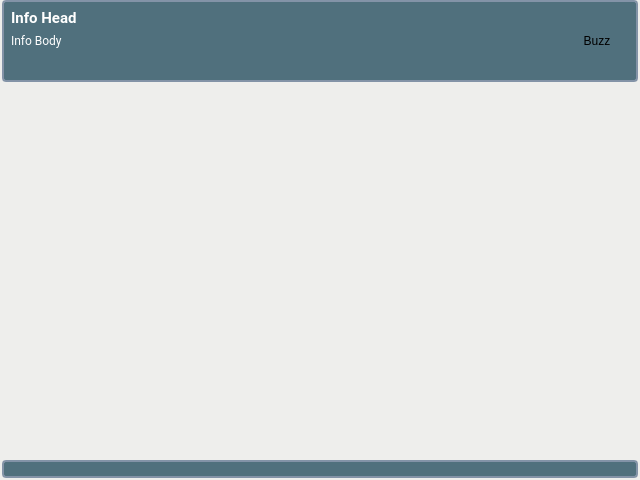
Above: src/app/gui/forms/widgetevent.ui from botorabi/Meet4Eat-Desktop before the change. Below: the same form after it.
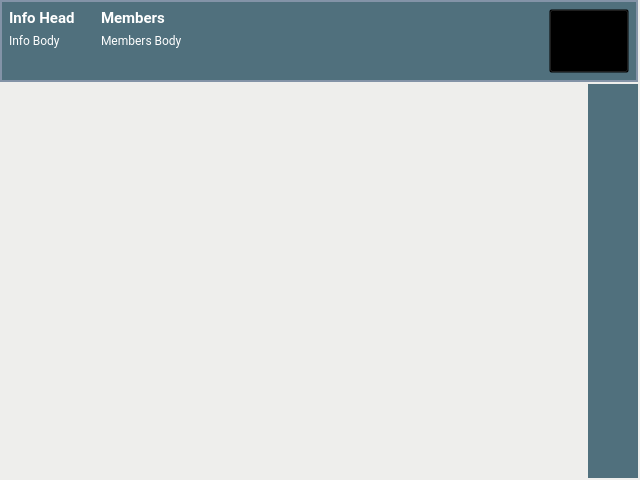
That is the form after the change. Icons and pictures are not drawn. Custom widgets are drawn as their Qt base class.

Commit message: Desktop client: added a chat widget

Diff of the .ui file:
```diff
--- a/src/app/gui/forms/widgetevent.ui
+++ b/src/app/gui/forms/widgetevent.ui
@@ -20,7 +20,7 @@
   </property>
   <layout class="QVBoxLayout" name="verticalLayout_2">
    <property name="leftMargin">
-    <number>2</number>
+    <number>0</number>
    </property>
    <property name="topMargin">
     <number>0</number>
@@ -32,12 +32,15 @@
     <number>2</number>
    </property>
    <item>
-    <layout class="QVBoxLayout" name="verticalLayout" stretch="0,1,0">
+    <layout class="QVBoxLayout" name="verticalLayout" stretch="0,1">
+     <property name="spacing">
+      <number>2</number>
+     </property>
      <item>
       <widget class="QWidget" name="widgetHead" native="true">
        <property name="styleSheet">
         <string notr="true">#widgetHead {
-  border-radius: 4px;
+  border-radius: 0px;
   border: 2px solid rgb(131, 147, 167);
   background-color: rgb(80,112,125);
 }</string>
@@ -89,6 +92,71 @@
           </item>
          </layout>
         </item>
+        <item>
+         <spacer name="horizontalSpacer_2">
+          <property name="orientation">
+           <enum>Qt::Horizontal</enum>
+          </property>
+          <property name="sizeType">
+           <enum>QSizePolicy::Minimum</enum>
+          </property>
+          <property name="sizeHint" stdset="0">
+           <size>
+            <width>20</width>
+            <height>20</height>
+           </size>
+          </property>
+         </spacer>
+        </item>
+        <item>
+         <layout class="QVBoxLayout" name="verticalLayout_4" stretch="0,1">
+          <item>
+           <widget class="QLabel" name="labelMembersHead">
+            <property name="font">
+             <font>
+              <family>Roboto</family>
+              <pointsize>11</pointsize>
+              <weight>75</weight>
+              <bold>true</bold>
+             </font>
+            </property>
+            <property name="styleSheet">
+             <string notr="true">color: white;</string>
+            </property>
+            <property name="text">
+             <string>Members</string>
+            </property>
+            <property name="alignment">
+             <set>Qt::AlignLeading|Qt::AlignLeft|Qt::AlignVCenter</set>
+            </property>
+           </widget>
+          </item>
+          <item>
+           <widget class="QLabel" name="labelMembersBody">
+            <property name="font">
+             <font>
+              <family>Roboto</family>
+              <pointsize>9</pointsize>
+              <weight>50</weight>
+              <bold>false</bold>
+             </font>
+            </property>
+            <property name="styleSheet">
+             <string notr="true">color: white;</string>
+            </property>
+            <property name="text">
+             <string>Members Body</string>
+            </property>
+            <property name="alignment">
+             <set>Qt::AlignLeading|Qt::AlignLeft|Qt::AlignTop</set>
+            </property>
+            <property name="wordWrap">
+             <bool>true</bool>
+            </property>
+           </widget>
+          </item>
+         </layout>
+        </item>
         <item>
          <spacer name="horizontalSpacer">
           <property name="orientation">
@@ -119,7 +187,6 @@
           <property name="styleSheet">
            <string notr="true">QPushButton {
   background: transparent;
-  border-radius:  5px;
   border-image: url(:/btn-buzz.png);
 }
 QPushButton:hover {
@@ -136,29 +203,60 @@
       </widget>
      </item>
      <item>
-      <widget class="QListWidget" name="listWidget">
-       <property name="styleSheet">
-        <string notr="true">#listWidget {
+      <layout class="QHBoxLayout" name="horizontalClient">
+       <property name="spacing">
+        <number>2</number>
+       </property>
+       <item>
+        <layout class="QVBoxLayout" name="verticalLayout_6" stretch="1,0">
+         <property name="spacing">
+          <number>2</number>
+         </property>
+         <item>
+          <widget class="QListWidget" name="listWidget">
+           <property name="styleSheet">
+            <string notr="true">#listWidget {
  border: 0px solid  rgb(170, 255, 255);
  background: transparent;
 }</string>
-       </property>
-      </widget>
-     </item>
-     <item>
-      <layout class="QHBoxLayout" name="horizontalFoot">
+           </property>
+          </widget>
+         </item>
+         <item>
+          <widget class="m4e::chat::WidgetChat" name="widgetChat" native="true"/>
+         </item>
+        </layout>
+       </item>
        <item>
-        <widget class="QLabel" name="labelFoot">
+        <widget class="QWidget" name="widgetEventMenu" native="true">
+         <property name="minimumSize">
+          <size>
+           <width>50</width>
+           <height>0</height>
+          </size>
+         </property>
          <property name="styleSheet">
-          <string notr="true">#labelFoot {
-  border-radius: 4px;
-  border: 2px solid rgb(131, 147, 167);
+          <string notr="true">#widgetEventMenu {
   background-color: rgb(80,112,125);
 }</string>
          </property>
-         <property name="text">
-          <string/>
-         </property>
+         <layout class="QVBoxLayout" name="verticalLayout_8">
+          <property name="leftMargin">
+           <number>0</number>
+          </property>
+          <property name="topMargin">
+           <number>0</number>
+          </property>
+          <property name="rightMargin">
+           <number>0</number>
+          </property>
+          <property name="bottomMargin">
+           <number>0</number>
+          </property>
+          <item>
+           <layout class="QVBoxLayout" name="verticalLayout_7"/>
+          </item>
+         </layout>
         </widget>
        </item>
       </layout>
@@ -167,6 +265,14 @@
    </item>
   </layout>
  </widget>
+ <customwidgets>
+  <customwidget>
+   <class>m4e::chat::WidgetChat</class>
+   <extends>QWidget</extends>
+   <header location="global">chat/widgetchat.h</header>
+   <container>1</container>
+  </customwidget>
+ </customwidgets>
  <resources/>
  <connections>
   <connection>
```
The commit also changes 19 other files.
